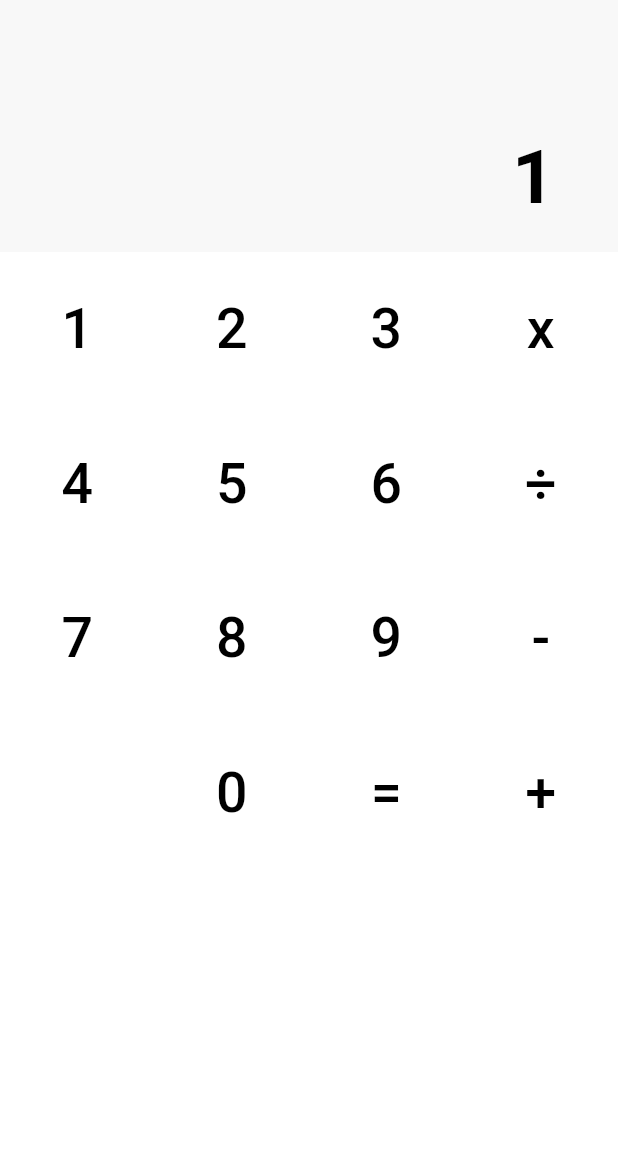
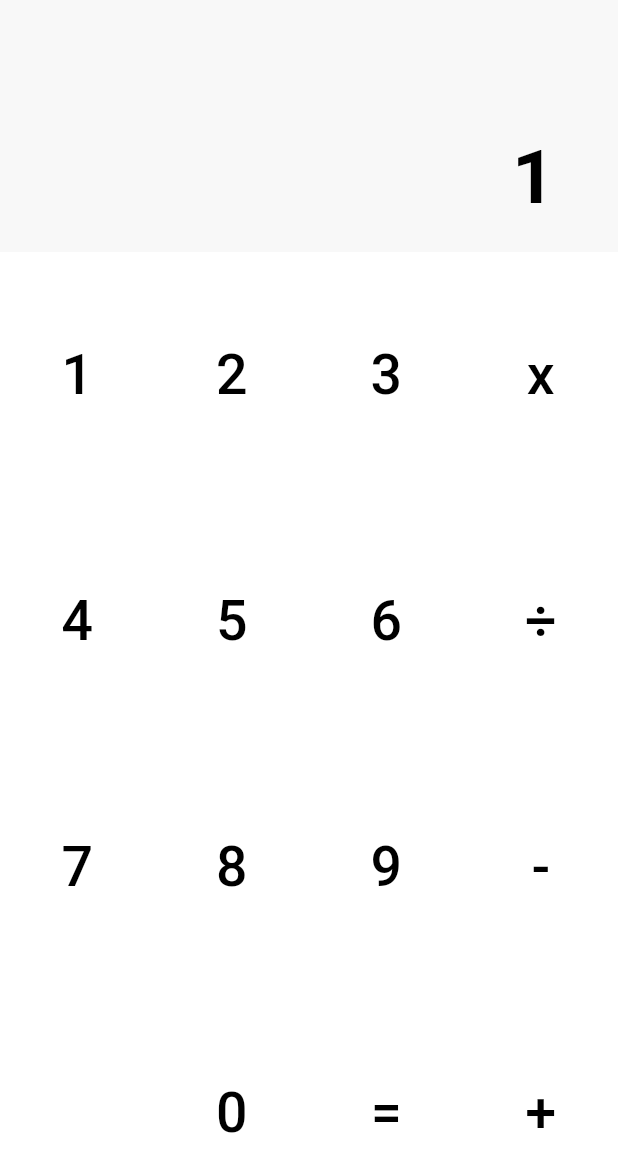
Before and after one commit to MinisGimis/calculator_statefulwidget, a Flutter app: the screen it shows after launch, after a tap on an icon or button, on a phone screen of 412 x 824 dp. Shown: the top 1172 px of the screen. Run offline on Flutter 3.47's test engine with Material 2 defaults, Android fonts, the phone set to English and light mode, and no system bars.

```diff
--- a/my_app/lib/main.dart
+++ b/my_app/lib/main.dart
@@ -1,11 +1,7 @@
-import 'dart:ffi';
-
 import 'package:flutter/material.dart';
 
 const RESULT_COLOUR = Color(0xFFF8F8F8);
 const BACKGROUND_COLOUR = Color(0xFFFFFFFF);
-
-//
 
 double addDigit(double number, int newDigit) => (number * 10) + newDigit;
 void main() {
@@ -20,7 +16,7 @@ class MyApp extends StatelessWidget {
     return const MaterialApp(
       home: Scaffold(
         body: MyHomePage(),
-      ),
+      )
     );
   }
 }
@@ -40,19 +36,10 @@ class _MyHomePageState extends State<MyHomePage> {
 
   List buttonText = [1, 2, 3, "x", 4, 5, 6, "÷", 7, 8, 9, "-", "", 0, "=", "+"];
 
-
-  //CALCULATOR LOGIC
-  //clicking on numbers adds the digit to the end of the number
-  //immediately after an operation (x / + - =), clicking on a number starts with a new number
-  //pressing on = performs the last operation again
-  //pressing on x / + - multiple times in a row doesn't do anything
-  //x / + - also performs the last operation
-
   void equals() {
 
     double first = clearAnswer ? displayNum : n1;
     double second = clearAnswer ? n1 : displayNum;
-    print("$operation, $first, $second, $clearAnswer, display: $displayNum, n1: $n1");
 
     switch(operation) {
 
@@ -84,7 +71,6 @@ class _MyHomePageState extends State<MyHomePage> {
     switch(buttonText[buttonIndex]) {
 
       case "":
-        print("clear");
         displayNum = 0.0;
         n1 = 0.0;
         operation = "";
@@ -118,7 +104,16 @@ class _MyHomePageState extends State<MyHomePage> {
 
   @override
   Widget build(BuildContext context) {
-    return Column(
+
+    double width = MediaQuery.of(context).size.width;
+    double height = MediaQuery.of(context).size.height;
+    double ratio = width/height;
+    print(ratio);
+
+
+    return SafeArea(
+      bottom: false,
+      child: Column(
         children: [
           Container(
             height: 168,
@@ -141,23 +136,26 @@ class _MyHomePageState extends State<MyHomePage> {
           Expanded(
             child: Container(
               color: BACKGROUND_COLOUR,
-            child: GridView.builder(
+              child: LayoutBuilder(
+                builder: (BuildContext context, BoxConstraints constraints) {
+                  double width = constraints.maxWidth;
+                  double height = constraints.maxHeight;
+                  double ratio = width / height;
+
+                  return GridView.builder(
                     physics: const NeverScrollableScrollPhysics(),
                     itemCount: 16,
-              gridDelegate: const SliverGridDelegateWithFixedCrossAxisCount(
+                    gridDelegate: SliverGridDelegateWithFixedCrossAxisCount(
                       crossAxisCount: 4,
-                mainAxisSpacing: 0,
-                crossAxisSpacing: 0,
+                      childAspectRatio: ratio,
                     ),
                     itemBuilder: (BuildContext context, int index) {
                       return TextButton(
                         onPressed: () {
                           setState(() {
-                      print(buttonText[index]);
                             if (buttonText[index] is int) {
                               digitPressed(index);
-                      }
-                      else {
+                            } else {
                               operationPressed(index);
                             }
                           });
@@ -174,10 +172,13 @@ class _MyHomePageState extends State<MyHomePage> {
                         ),
                       );
                     },
+                  );
+                },
               ),
             ),
           ),
         ],
+      )
     );
   }
 }
```
Lines whose indentation alone changed are shown as unchanged.
